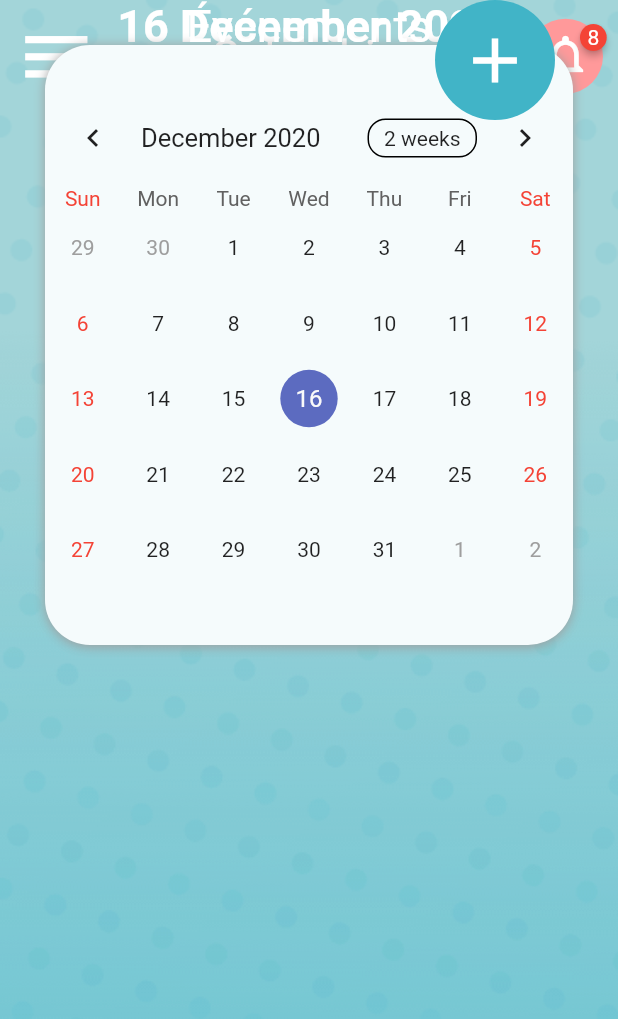
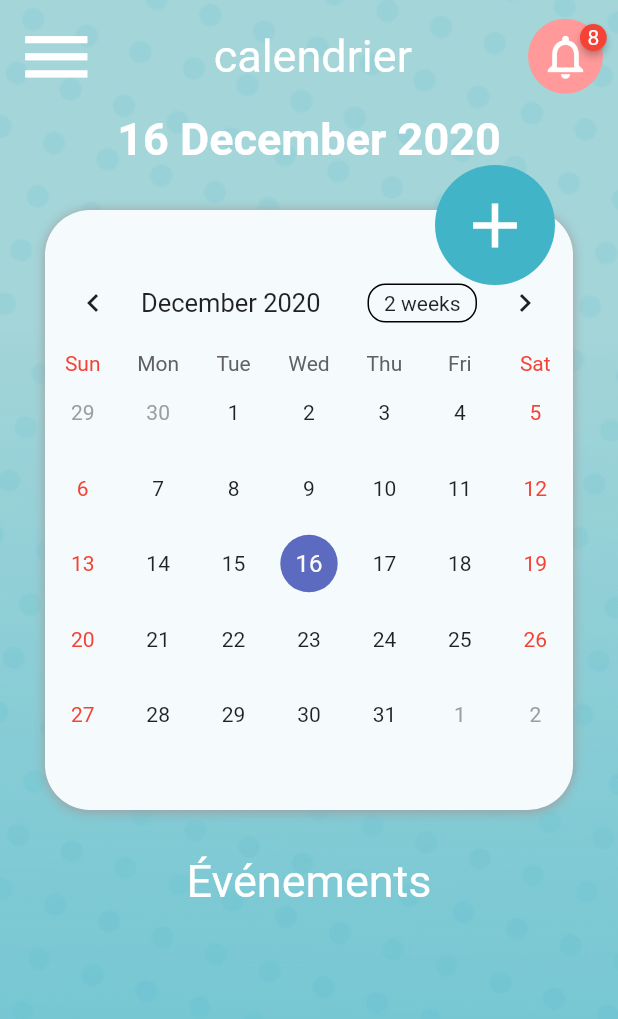
Before and after one commit to SyedMuhammadMuhid/Laboratoire, a Flutter app: the CalenderScreen screen opened directly, on a phone screen of 412 x 824 dp. Shown: the top 1019 px of the screen. Run offline on Flutter 3.47's test engine with Material 2 defaults, Android fonts, the phone set to English and light mode, and no system bars; drawn by our look-alikes of badges, table_calendar; our stand-ins replace cloud_firestore, firebase_auth, firebase_core, firebase_messaging, firebase_storage, fluttertoast and 4 more; missing offline and left inert: flutter_facebook_login, indexed_list_view; accounts and stored records are empty; Roboto replaces fonts that are missing (Heebo).

Commit message:
French version changes blabla

```diff
--- a/lib/Screens/Calender_Screen.dart
+++ b/lib/Screens/Calender_Screen.dart
@@ -60,7 +60,6 @@ class _CalenderScreenState extends State<CalenderScreen> {
     'November',
     'December'
   ];
-
   @override
   void initState() {
     // TODO: implement initState
@@ -88,9 +87,6 @@ class _CalenderScreenState extends State<CalenderScreen> {
               body: SingleChildScrollView(
                 child: Column(
                   children: [
-
-                Stack(
-            children: [
                     Row(
                         mainAxisAlignment: MainAxisAlignment.spaceBetween,
                         children: [
@@ -109,7 +105,7 @@ class _CalenderScreenState extends State<CalenderScreen> {
                                 )),
                           ),
                           Text(
-                        "Calendrier",
+                            "calendrier",
                             style: GoogleFonts.heebo(
                                 color: Colors.white, fontSize: 30),
                           ),
@@ -589,7 +585,7 @@ class _CalenderScreenState extends State<CalenderScreen> {
                             })),
                   ],
                 ),
-          ]),
-        ))));
+              ),
+            )));
   }
 }
```
Lines whose indentation alone changed are shown as unchanged.
